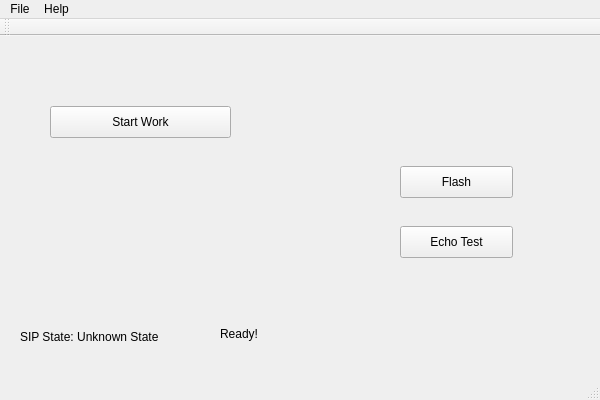
First picture: the form in mainwindow.ui, repository seven1240/trainer-studio-opensource, before the edit.
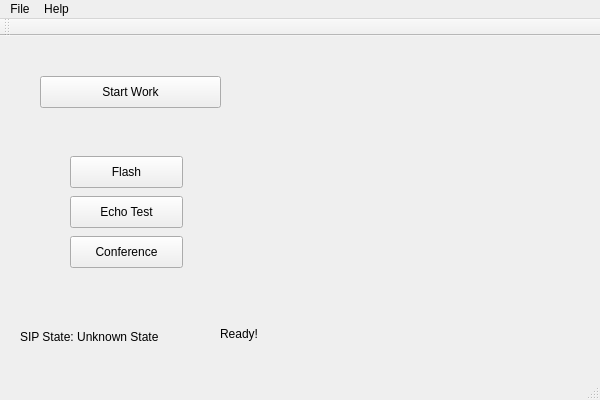
Second picture: the form after the edit.

```diff
--- a/mainwindow.ui
+++ b/mainwindow.ui
@@ -17,8 +17,8 @@
    <widget class="QPushButton" name="pushButton">
     <property name="geometry">
      <rect>
-      <x>400</x>
-      <y>130</y>
+      <x>70</x>
+      <y>120</y>
       <width>113</width>
       <height>32</height>
      </rect>
@@ -30,8 +30,8 @@
    <widget class="QPushButton" name="btnState">
     <property name="geometry">
      <rect>
-      <x>50</x>
-      <y>70</y>
+      <x>40</x>
+      <y>40</y>
       <width>181</width>
       <height>32</height>
      </rect>
@@ -74,8 +74,8 @@
    <widget class="QPushButton" name="pbEchoTest">
     <property name="geometry">
      <rect>
-      <x>400</x>
-      <y>190</y>
+      <x>70</x>
+      <y>160</y>
       <width>113</width>
       <height>32</height>
      </rect>
@@ -97,6 +97,19 @@
      <string>Ready!</string>
     </property>
    </widget>
+   <widget class="QPushButton" name="pbConference">
+    <property name="geometry">
+     <rect>
+      <x>70</x>
+      <y>200</y>
+      <width>113</width>
+      <height>32</height>
+     </rect>
+    </property>
+    <property name="text">
+     <string>Conference</string>
+    </property>
+   </widget>
   </widget>
   <widget class="QMenuBar" name="menuBar">
    <property name="geometry">
```
